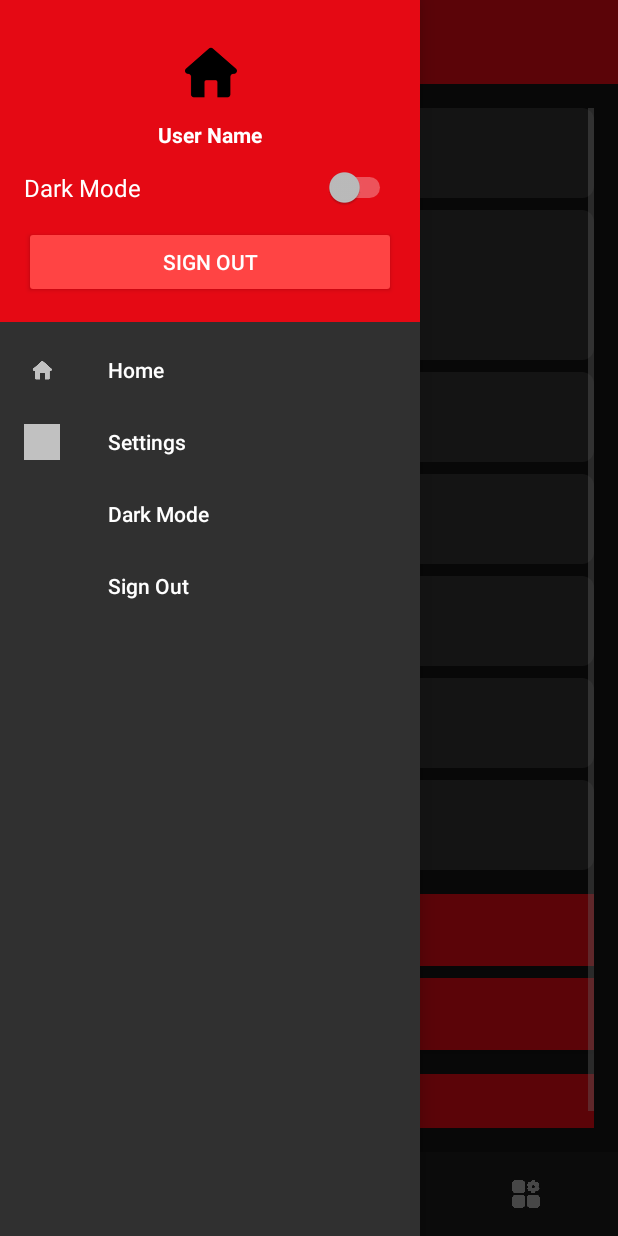
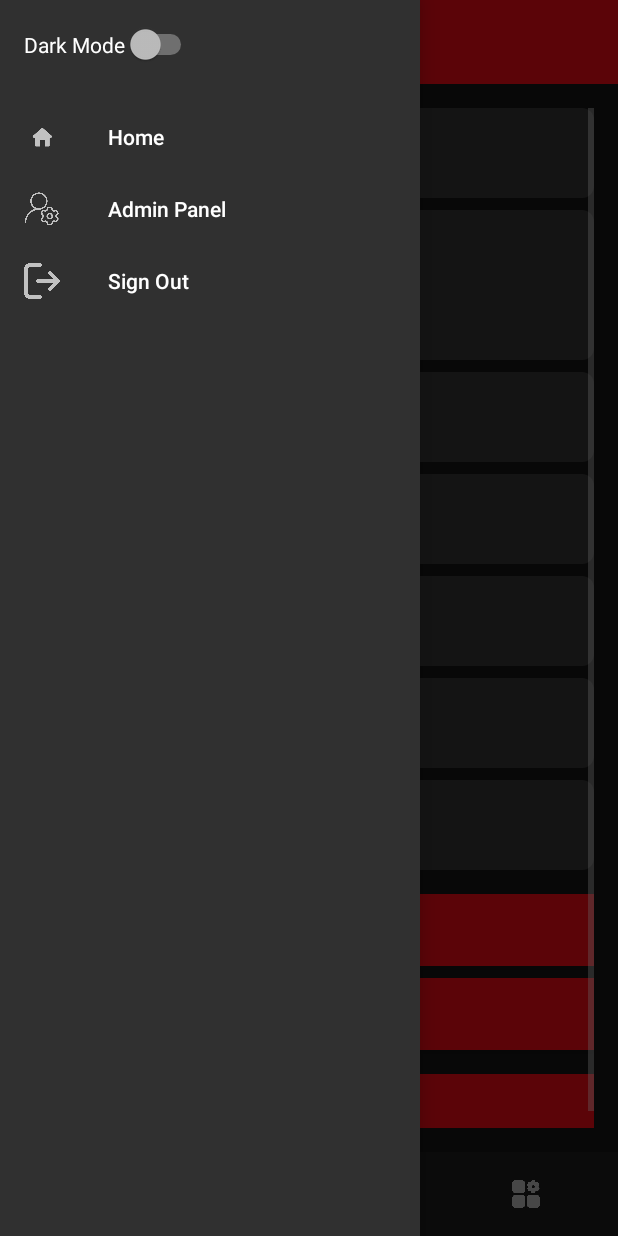
Before and after one commit to gaverver/netflixproject24-25, an Android app: the AddMovieFragment screen opened directly, with no data from a screen before it, with the side drawer open, on a phone screen of 412 x 824 dp. Run offline under Robolectric (Android 15) with nearby library versions, the phone set to English and light mode, and no system bars; our stand-ins replace Room's generated code.

Commit message:
fixed some bugs

```diff
--- a/src/android/app/src/main/java/com/example/netflix/api/MovieAPI.java
+++ b/src/android/app/src/main/java/com/example/netflix/api/MovieAPI.java
@@ -38,8 +38,8 @@ public class MovieAPI {
 
     private void updateTokens() {
         SharedPreferences sharedPreferences = MyApplication.getAppContext().getSharedPreferences("MyPrefs", Context.MODE_PRIVATE);
-        this.token = sharedPreferences.getString("token", "Bearer eyJhbGciOiJIUzI1NiIsInR5cCI6IkpXVCJ9.eyJ1c2VySWQiOiI2Nzk2YmY3OWJkMjA1ZmI0YzQ5ZjdiNjEiLCJwcml2aWxlZ2VMZXZlbCI6MSwiaWF0IjoxNzM5NDY5Mjc3fQ._bQpbrAZUUJlXAZD77mJ1NWECk10KqSkpiTKt33mLoY");
-        this.userId = sharedPreferences.getString("userId", "679c0a6a0a6cabd498442b92");
+        this.token = sharedPreferences.getString("token", null);
+        this.userId = sharedPreferences.getString("userId", null);
     }
 
     public MovieAPI(MovieDao movieDao) {
--- a/src/android/app/src/main/java/com/example/netflix/fragments/NavigationDrawerFragment.java
+++ b/src/android/app/src/main/java/com/example/netflix/fragments/NavigationDrawerFragment.java
@@ -6,24 +6,22 @@ import android.content.SharedPreferences;
 import android.os.Bundle;
 import android.util.Log;
 import android.view.LayoutInflater;
-import android.view.MenuItem;
 import android.view.View;
 import android.view.ViewGroup;
-import android.widget.Button;
+import android.widget.CompoundButton;
 import android.widget.Switch;
 
 import androidx.annotation.NonNull;
 import androidx.annotation.Nullable;
 import androidx.appcompat.app.ActionBarDrawerToggle;
-import androidx.appcompat.app.AppCompatDelegate;
 import androidx.core.view.GravityCompat;
 import androidx.drawerlayout.widget.DrawerLayout;
 import androidx.fragment.app.Fragment;
 
 import com.example.netflix.R;
 import com.example.netflix.activities.AdminPage;
-import com.example.netflix.activities.CategoriesPage;
 import com.example.netflix.activities.HomePage;
+//import com.example.netflix.activities.LoginPage;
 import com.google.android.material.navigation.NavigationView;
 
 public class NavigationDrawerFragment extends Fragment {
@@ -31,6 +29,7 @@ public class NavigationDrawerFragment extends Fragment {
     private DrawerLayout drawerLayout;
     private NavigationView navigationView;
     private ActionBarDrawerToggle drawerToggle;
+    private Switch themeSwitch;
 
     @Nullable
     @Override
@@ -41,8 +40,7 @@ public class NavigationDrawerFragment extends Fragment {
     @Override
     public void onViewCreated(@NonNull View view, @Nullable Bundle savedInstanceState) {
         super.onViewCreated(view, savedInstanceState);
-
-        // Ensure that the parent Activity has a DrawerLayout
+        Log.d("NavigationDrawer", getActivity().getLocalClassName());
         drawerLayout = getActivity().findViewById(R.id.drawer_layout);
         if (drawerLayout == null) {
             Log.e("NavigationDrawer", "DrawerLayout is null! Check activity XML.");
@@ -51,42 +49,64 @@ public class NavigationDrawerFragment extends Fragment {
 
         navigationView = view.findViewById(R.id.navigation_view);
         if (navigationView == null) {
-            Log.e("SomeTag", "NavigationView is NULL! Check fragment_navigation_drawer.xml");
+            Log.e("NavigationDrawer", "NavigationView is null! Check fragment_navigation_drawer.xml");
+            return;
         }
 
-        View headerView = navigationView.getHeaderView(0);
-        Switch themeSwitch = headerView.findViewById(R.id.switch_dark_mode);
-        Button signOutButton = headerView.findViewById(R.id.btn_sign_out);
+        // Setup Drawer Toggle
+        drawerToggle = new ActionBarDrawerToggle(
+                getActivity(),
+                drawerLayout,
+                R.string.open_drawer,
+                R.string.close_drawer
+        );
+        drawerLayout.addDrawerListener(drawerToggle);
+        drawerToggle.syncState();
 
-        SharedPreferences prefs = requireActivity().getSharedPreferences("AppPrefs", getActivity().MODE_PRIVATE);
-        boolean isDarkMode = prefs.getBoolean("dark_mode", false);
-        themeSwitch.setChecked(isDarkMode);
+        // Set Navigation Item Click Listener
+        navigationView.setNavigationItemSelectedListener(item -> {
+            Log.d("NavigationDrawer", "Menu item clicked: " + item.getTitle()); // Debugging line
 
-        themeSwitch.setOnCheckedChangeListener((buttonView, isChecked) -> {
-            SharedPreferences.Editor editor = prefs.edit();
-            editor.putBoolean("dark_mode", isChecked);
-            editor.apply();
+            int itemId = item.getItemId();
+            if (itemId == R.id.nav_home) {
+                startActivity(new Intent(getActivity(), HomePage.class));
+            } else if (itemId == R.id.nav_admin) {
+                startActivity(new Intent(getActivity(), AdminPage.class));
+            } else if (itemId == R.id.nav_sign_out) {
+                signOut();
+            }
 
-            AppCompatDelegate.setDefaultNightMode(isChecked ?
-                    AppCompatDelegate.MODE_NIGHT_YES :
-                    AppCompatDelegate.MODE_NIGHT_NO);
-        });
-
-        navigationView.setNavigationItemSelectedListener(item -> {
-            Intent intent = null;
-            if (item.getItemId() == R.id.nav_home) {
-                Log.d("SomeTag", "Im here!!!");
-                intent = new Intent(getActivity(), AdminPage.class);
-            } else if (item.getItemId() == R.id.nav_settings) {
-                intent = new Intent(getActivity(), CategoriesPage.class);
-            }
-            if (intent != null) {
-                Log.d("SomeTag", "Im here 2!!!");
-                startActivity(intent);
-                getActivity().finish();
-            }
             drawerLayout.closeDrawer(GravityCompat.START);
             return true;
         });
+
+
+        // Get Switch from Header
+        View headerView = navigationView.getHeaderView(0);
+        themeSwitch = headerView.findViewById(R.id.switch_theme);
+
+        // Load Theme Preference
+        SharedPreferences prefs = getActivity().getSharedPreferences("app_prefs", Context.MODE_PRIVATE);
+        boolean isDarkMode = prefs.getBoolean("isDarkMode", false);
+        themeSwitch.setChecked(isDarkMode);
+
+        // Toggle Theme
+        themeSwitch.setOnCheckedChangeListener((CompoundButton buttonView, boolean isChecked) -> {
+            SharedPreferences.Editor editor = prefs.edit();
+            editor.putBoolean("isDarkMode", isChecked);
+            editor.apply();
+            getActivity().recreate();
+        });
+    }
+
+    private void signOut() {
+        // Clear shared preferences
+        SharedPreferences prefs = getActivity().getSharedPreferences("app_prefs", Context.MODE_PRIVATE);
+        prefs.edit().clear().apply();
+
+        // Navigate to Login
+        Intent intent = new Intent(getActivity(), AdminPage.class);
+        startActivity(intent);
+        getActivity().finish();
     }
 }
--- a/src/android/app/src/main/res/layout/nav_header.xml
+++ b/src/android/app/src/main/res/layout/nav_header.xml
@@ -1,57 +1,13 @@
 <?xml version="1.0" encoding="utf-8"?>
-<LinearLayout
-    xmlns:android="http://schemas.android.com/apk/res/android"
-    android:orientation="vertical"
+<LinearLayout xmlns:android="http://schemas.android.com/apk/res/android"
     android:layout_width="match_parent"
     android:layout_height="wrap_content"
-    android:padding="16dp"
-    android:background="?attr/colorPrimary">
+    android:orientation="vertical"
+    android:padding="16dp">
 
-    <!-- User Profile Image -->
-    <ImageView
-        android:layout_width="64dp"
-        android:layout_height="64dp"
-        android:src="@drawable/ic_home"
-        android:layout_gravity="center"/>
-
-    <!-- Username -->
-    <TextView
+    <Switch
+        android:id="@+id/switch_theme"
         android:layout_width="wrap_content"
         android:layout_height="wrap_content"
-        android:text="User Name"
-        android:textColor="@android:color/white"
-        android:textStyle="bold"
-        android:layout_gravity="center"/>
-
-    <!-- Dark Mode Toggle -->
-    <LinearLayout
-        android:layout_width="match_parent"
-        android:layout_height="wrap_content"
-        android:orientation="horizontal"
-        android:paddingTop="12dp"
-        android:gravity="center_vertical">
-
-        <TextView
-            android:layout_width="wrap_content"
-            android:layout_height="wrap_content"
-            android:text="Dark Mode"
-            android:textColor="@android:color/white"
-            android:textSize="16sp"
-            android:layout_weight="1"/>
-
-        <Switch
-            android:id="@+id/switch_dark_mode"
-            android:layout_width="wrap_content"
-            android:layout_height="wrap_content"/>
-    </LinearLayout>
-
-    <!-- Sign Out Button -->
-    <Button
-        android:id="@+id/btn_sign_out"
-        android:layout_width="match_parent"
-        android:layout_height="wrap_content"
-        android:text="Sign Out"
-        android:backgroundTint="@android:color/holo_red_light"
-        android:textColor="@android:color/white"
-        android:layout_marginTop="12dp"/>
+        android:text="Dark Mode"/>
 </LinearLayout>
--- a/src/android/app/src/main/res/menu/nav_menu.xml
+++ b/src/android/app/src/main/res/menu/nav_menu.xml
@@ -7,19 +7,16 @@
         android:checkable="true"/>
 
     <item
-        android:id="@+id/nav_settings"
-        android:title="Settings"
-        android:icon="@drawable/ic_settings"
+        android:id="@+id/nav_admin"
+        android:title="Admin Panel"
+        android:icon="@drawable/ic_admin"
         android:orderInCategory="2"
         android:checkable="true"/>
 
     <item
-        android:id="@+id/nav_dark_mode"
-        android:title="Dark Mode"
-        android:orderInCategory="3" />
-
-    <item
-        android:id="@+id/nav_logout"
+        android:id="@+id/nav_sign_out"
         android:title="Sign Out"
-        android:orderInCategory="4"/>
+        android:icon="@drawable/ic_logout"
+        android:orderInCategory="3"
+        android:checkable="true"/>
 </menu>
```
